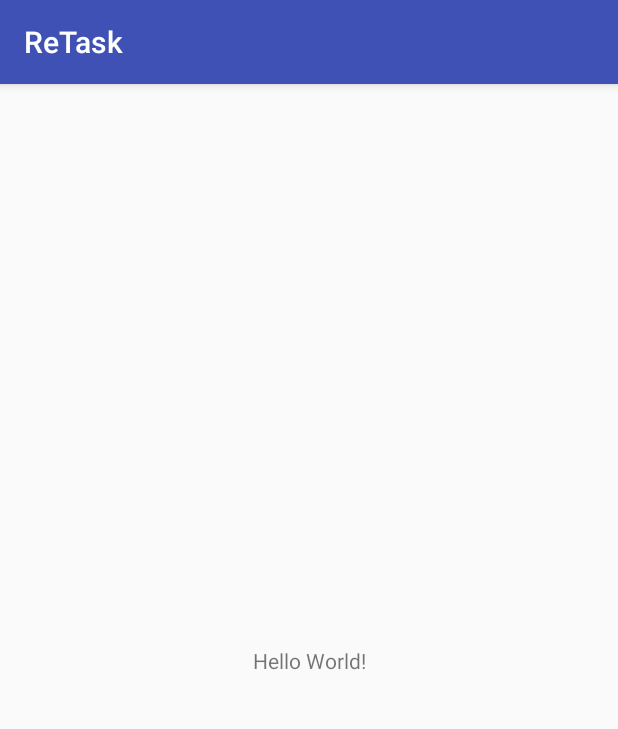
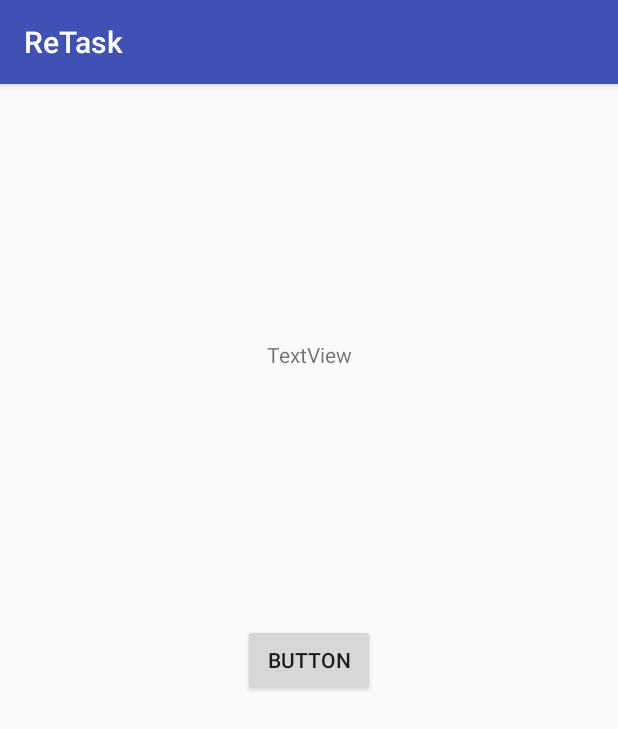
Before and after one commit to phzhou76/re-task, an Android app: the screen it shows after launch (MainActivity), on a phone screen of 412 x 824 dp. Shown: the top 729 px of the screen. Run offline under Robolectric (Android 15) with nearby library versions, the phone set to English and light mode, and no system bars.

```diff
--- a/app/src/main/java/com/github/phzhou76/retask/MainActivity.kt
+++ b/app/src/main/java/com/github/phzhou76/retask/MainActivity.kt
@@ -1,14 +1,115 @@
 package com.github.phzhou76.retask
 
+import android.content.ComponentName
+import android.content.Context
+import android.content.Intent
+import android.content.ServiceConnection
+import android.os.*
 import android.support.v7.app.AppCompatActivity
-import android.os.Bundle
+import android.util.Log
+import com.github.phzhou76.retask.model.ClickTask
+import com.github.phzhou76.retask.model.ITask
+import com.github.phzhou76.retask.model.WaitTask
+import com.github.phzhou76.retask.service.TaskProxyService
+import kotlinx.android.synthetic.main.activity_main.*
 
 class MainActivity : AppCompatActivity()
 {
+    private var mIsBound = false
+    private var mTaskMessenger: Messenger? = null
+    private val mServiceConnection: ServiceConnection = object : ServiceConnection
+    {
+        /**
+         * Called when the client successfully connects to the service.
+         *
+         * @param componentName The component name of the service that has been
+         *      connected.
+         * @param binder The binder that was returned by the service on successful
+         *      connection.
+         */
+        override fun onServiceConnected(componentName: ComponentName?, binder: IBinder?)
+        {
+            binder?.let {
+                mTaskMessenger = Messenger(binder)
+                mIsBound = true
+            }
+        }
+
+        /**
+         * Called when the client unexpectedly disconnects from the service.
+         *
+         * @param componentName The component name of the service that the client
+         *      unexpectedly disconnected from.
+         */
+        override fun onServiceDisconnected(componentName: ComponentName?)
+        {
+            mIsBound = false
+        }
+    }
 
     override fun onCreate(savedInstanceState: Bundle?)
     {
         super.onCreate(savedInstanceState)
         setContentView(R.layout.activity_main)
+
+        button.setOnClickListener {
+            if (mIsBound)
+            {
+                val taskList: Array<ITask> = arrayOf(WaitTask("WaitTask", 50000),
+                        ClickTask("ClickTask", 1000.0f, 1000.0f))
+
+                val taskIter = taskList.iterator()
+
+                taskIter.forEach {
+                    Log.d("WHACK", it.mTaskTitle)
+                }
+
+                val message = Message.obtain()
+                val bundle = Bundle()
+                bundle.putParcelableArray("TEST", taskList)
+
+                message.obj = bundle
+
+                try
+                {
+                    mTaskMessenger?.send(message)
+                }
+                catch (e: RemoteException)
+                {
+                    e.printStackTrace()
+                }
+            }
+        }
+    }
+
+    override fun onStart()
+    {
+        super.onStart()
+
+        val taskIntent = Intent(this, TaskProxyService::class.java)
+        bindService(taskIntent, mServiceConnection, Context.BIND_AUTO_CREATE)
+    }
+
+    override fun onStop()
+    {
+        super.onStop()
+
+        if (mIsBound)
+        {
+            unbindService(mServiceConnection)
+            mIsBound = false
+        }
+    }
+
+    override fun onResume()
+    {
+        super.onResume()
+        checkConnection()
+
+    }
+
+    private fun checkConnection()
+    {
+
     }
 }
--- a/app/src/main/java/com/github/phzhou76/retask/service/TaskProxyService.kt
+++ b/app/src/main/java/com/github/phzhou76/retask/service/TaskProxyService.kt
@@ -5,6 +5,9 @@ import android.content.Intent
 import android.os.IBinder
 import android.os.Messenger
 
+/* TODO Need to place the proxy service on a separate thread from the Accessibility
+ * Service, Accessibility Service can't interrupt proxy service during a wait task.
+ */
 class TaskProxyService : Service()
 {
     /* Messenger that the client Activity sends Messages to. */
--- a/app/src/main/res/layout/activity_main.xml
+++ b/app/src/main/res/layout/activity_main.xml
@@ -7,13 +7,30 @@
         android:layout_height="match_parent"
         tools:context=".MainActivity">
 
-    <TextView
+    <Button
+            android:text="Button"
             android:layout_width="wrap_content"
             android:layout_height="wrap_content"
-            android:text="Hello World!"
+            android:id="@+id/button"
+            android:layout_marginTop="8dp"
+            app:layout_constraintTop_toTopOf="parent"
             app:layout_constraintBottom_toBottomOf="parent"
-            app:layout_constraintLeft_toLeftOf="parent"
-            app:layout_constraintRight_toRightOf="parent"
-            app:layout_constraintTop_toTopOf="parent"/>
-
+            android:layout_marginBottom="8dp"
+            app:layout_constraintStart_toStartOf="parent"
+            android:layout_marginStart="8dp"
+            app:layout_constraintEnd_toEndOf="parent"
+            android:layout_marginEnd="8dp"/>
+    <TextView
+            android:text="TextView"
+            android:layout_width="wrap_content"
+            android:layout_height="wrap_content"
+            android:id="@+id/textView"
+            android:layout_marginBottom="8dp"
+            app:layout_constraintBottom_toTopOf="@+id/button"
+            app:layout_constraintTop_toTopOf="parent"
+            android:layout_marginTop="8dp"
+            app:layout_constraintStart_toStartOf="parent"
+            android:layout_marginStart="8dp"
+            app:layout_constraintEnd_toEndOf="parent"
+            android:layout_marginEnd="8dp"/>
 </android.support.constraint.ConstraintLayout>
```
Also changed, not shown: app/src/main/java/com/github/phzhou76/retask/service/TaskAccessibilityService.kt (+8 -0 lines), app/src/main/java/com/github/phzhou76/retask/service/TaskProxyHandler.kt (+12 -0 lines), app/src/main/res/xml/task_accessibility_service_config.xml (+10 -9 lines).
